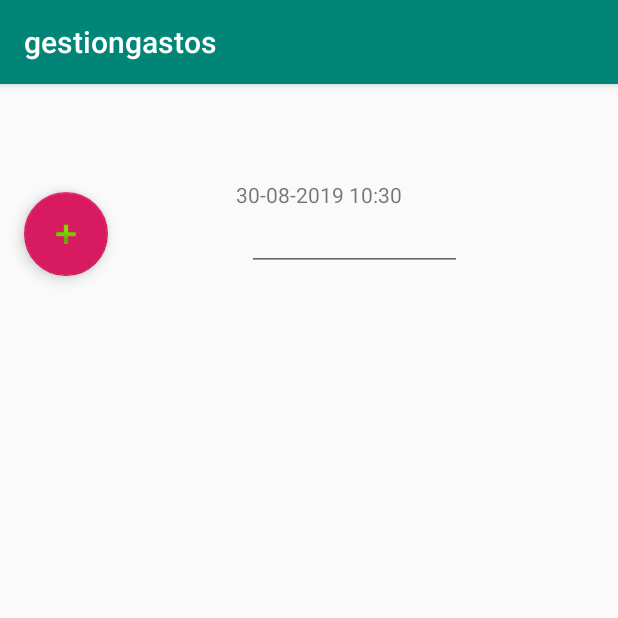
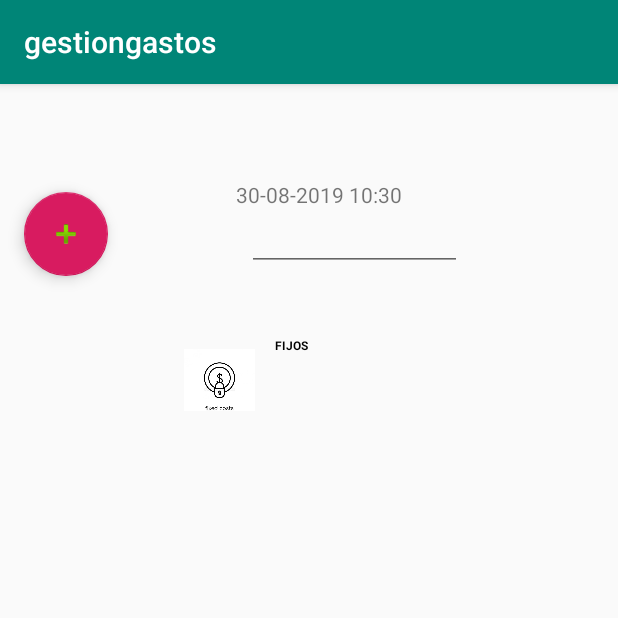
Before and after one commit to elespejodetarkovsky/gestiongastos, an Android app: the frmAltaGasto screen opened directly, with no data from a screen before it, on a phone screen of 412 x 824 dp, the top half of it. Run offline under Robolectric (Android 15) with nearby library versions, the phone set to English and light mode, and no system bars.

Commit message:
prueba con graficos

```diff
--- a/app/build.gradle
+++ b/app/build.gradle
@@ -27,5 +27,5 @@ dependencies {
     androidTestImplementation 'com.android.support.test.espresso:espresso-core:3.0.2'
     implementation 'com.android.support:design:28.0.0'
     implementation 'com.android.support:recyclerview-v7:28.0.0'
-
+    implementation 'com.github.PhilJay:MPAndroidChart:v3.1.0-alpha'
 }
--- a/app/src/main/java/com/sxtsoft/gestiongastos/Adapters/AdapterRVCategorias.java
+++ b/app/src/main/java/com/sxtsoft/gestiongastos/Adapters/AdapterRVCategorias.java
@@ -1,8 +1,10 @@
 package com.sxtsoft.gestiongastos.Adapters;
 
 import android.content.Context;
+import android.graphics.Color;
 import android.support.annotation.NonNull;
 import android.support.v7.widget.RecyclerView;
+import android.util.Log;
 import android.view.LayoutInflater;
 import android.view.MotionEvent;
 import android.view.View;
@@ -13,6 +15,8 @@ import android.widget.TextView;
 import com.sxtsoft.gestiongastos.R;
 import com.sxtsoft.gestiongastos.model.Categoria;
 
+import static android.R.color.holo_orange_light;
+
 public class AdapterRVCategorias extends RecyclerView.Adapter <AdapterRVCategorias.ViewHolder> {
 
 
@@ -22,14 +26,14 @@ public class AdapterRVCategorias extends RecyclerView.Adapter <AdapterRVCategori
     private LayoutInflater inflater;
     private OnCategoriasListener onCategoriasListener;
 
-    protected View.OnClickListener onClickListener;
-
 
     public AdapterRVCategorias(Context context, Categoria[] categorias, int[] iconos, OnCategoriasListener onCategoriasListener) {
         inflater = (LayoutInflater) context.getSystemService(Context.LAYOUT_INFLATER_SERVICE);
         this.categorias = categorias;
         this.iconos = iconos;
         this.onCategoriasListener = onCategoriasListener;
+
+        Log.d("**","CONSTRUCTOR ADAPTERCATEGORIA");
     }
 
 
@@ -43,6 +47,8 @@ public class AdapterRVCategorias extends RecyclerView.Adapter <AdapterRVCategori
 
         public ViewHolder(View view, OnCategoriasListener onCategoriasListener) {
             super(view);
+
+            Log.d("**","CONSTRUCTOR VIEWHOLDER");
 
             this.onCategoriasListener = onCategoriasListener;
 
@@ -65,7 +71,8 @@ public class AdapterRVCategorias extends RecyclerView.Adapter <AdapterRVCategori
     public AdapterRVCategorias.ViewHolder onCreateViewHolder(@NonNull ViewGroup viewGroup, int i) {
 
         View view = inflater.inflate(R.layout.row_categorias, null);
-        view.setOnClickListener(onClickListener); //con esto crearemos el evento click de cada item
+
+        Log.d("**","ESTAMOS EN ONCREATEVIEWHOLDER");
 
         ViewHolder vh = new ViewHolder(view, onCategoriasListener);
 
@@ -74,6 +81,8 @@ public class AdapterRVCategorias extends RecyclerView.Adapter <AdapterRVCategori
 
     @Override //aquí personalizamos el elemento en concreto
     public void onBindViewHolder(@NonNull ViewHolder viewHolder, int position) {
+
+        Log.d("**","ESTAMOS EN ONBINDVIEWHOLDER");
 
         int rowIndex;
         viewHolder.imgCategorias.setImageResource(iconos[position]);
@@ -92,8 +101,4 @@ public class AdapterRVCategorias extends RecyclerView.Adapter <AdapterRVCategori
         void OnCategoriaClick(int position);
     }
 
-    public void setOnItemClickListener(View.OnClickListener onClickListener) {
-        this.onClickListener = onClickListener;
-
-    }
 }
--- a/app/src/main/java/com/sxtsoft/gestiongastos/Adapters/AdapterRVTiposGastosSel.java
+++ b/app/src/main/java/com/sxtsoft/gestiongastos/Adapters/AdapterRVTiposGastosSel.java
@@ -4,6 +4,7 @@ import android.content.Context;
 import android.media.AudioTrack;
 import android.support.annotation.NonNull;
 import android.support.v7.widget.RecyclerView;
+import android.util.Log;
 import android.view.LayoutInflater;
 import android.view.View;
 import android.view.ViewGroup;
@@ -12,6 +13,7 @@ import android.widget.TextView;
 import com.sxtsoft.gestiongastos.R;
 import com.sxtsoft.gestiongastos.model.TipoGasto;
 
+import java.text.ParseException;
 import java.util.List;
 
 public class AdapterRVTiposGastosSel extends RecyclerView.Adapter<AdapterRVTiposGastosSel.ViewHolder> {
@@ -19,11 +21,13 @@ public class AdapterRVTiposGastosSel extends RecyclerView.Adapter<AdapterRVTipos
 
     private List<TipoGasto> tiposGastos;
     private LayoutInflater inflater;
+    private OnTipoGastoListener onTipoGastoListener;
 
-    public AdapterRVTiposGastosSel(Context context, List<TipoGasto> tiposGastos) {
+    public AdapterRVTiposGastosSel(Context context, List<TipoGasto> tiposGastos, OnTipoGastoListener onTipoGastoListener) {
 
-        inflater = (LayoutInflater) context.getSystemService(context.LAYOUT_INFLATER_SERVICE);
+        inflater = (LayoutInflater) context.getSystemService(Context.LAYOUT_INFLATER_SERVICE);
         this.tiposGastos = tiposGastos;
+        this.onTipoGastoListener = onTipoGastoListener;
 
     }
 
@@ -41,7 +45,7 @@ public class AdapterRVTiposGastosSel extends RecyclerView.Adapter<AdapterRVTipos
 
         View view = inflater.inflate(R.layout.row_tipos_gastos_sel, null);
 
-        return new ViewHolder(view);
+        return new ViewHolder(view, onTipoGastoListener);
     }
 
     @Override
@@ -54,15 +58,37 @@ public class AdapterRVTiposGastosSel extends RecyclerView.Adapter<AdapterRVTipos
         return tiposGastos.size();
     }
 
-    public class ViewHolder extends RecyclerView.ViewHolder {
+    public class ViewHolder extends RecyclerView.ViewHolder implements View.OnClickListener{
 
         public TextView nombreTipoGasto;
+        OnTipoGastoListener onTipoGastoListener;
 
-        public ViewHolder(@NonNull View itemView) {
+
+        public ViewHolder(@NonNull View itemView, OnTipoGastoListener onTipoGastoListener) {
             super(itemView);
+
+            this.onTipoGastoListener = onTipoGastoListener;
 
             nombreTipoGasto = (TextView) itemView.findViewById(R.id.txtTipoGastoSel);
 
+            itemView.setOnClickListener(this);
+
+        }
+
+        @Override
+        public void onClick(View view) {
+
+            //el try es porque manejo una fecha???
+            //preguntar
+
+            Log.d("**", "Estoy en el click");
+                onTipoGastoListener.OnTipoGastoClick(getAdapterPosition());
+
         }
     }
+
+    public interface OnTipoGastoListener{
+        void OnTipoGastoClick(int position);
+    }
+
 }
--- a/app/src/main/java/com/sxtsoft/gestiongastos/Adapters/AdapterRvHistoricosGastos.java
+++ b/app/src/main/java/com/sxtsoft/gestiongastos/Adapters/AdapterRvHistoricosGastos.java
@@ -71,4 +71,8 @@ public class AdapterRvHistoricosGastos extends RecyclerView.Adapter<AdapterRvHis
 
         }
     }
+
+    public void setGastos(List<Gasto> gastos){
+        this.gastos = gastos;
+    }
 }
--- a/app/src/main/java/com/sxtsoft/gestiongastos/Interfaces/TipoGastoServices.java
+++ b/app/src/main/java/com/sxtsoft/gestiongastos/Interfaces/TipoGastoServices.java
@@ -17,4 +17,6 @@ public interface TipoGastoServices extends CRUDServices<TipoGasto> {
 
     public List<TipoGasto> getTiposByCategoria(Categoria categoria);
 
+    public List<TipoGasto> setListaTipoGastos(List<TipoGasto> tipoGastos);
+
 }
--- a/app/src/main/java/com/sxtsoft/gestiongastos/Interfaces/impl/TipoGastoServicesImpl.java
+++ b/app/src/main/java/com/sxtsoft/gestiongastos/Interfaces/impl/TipoGastoServicesImpl.java
@@ -3,7 +3,7 @@ package com.sxtsoft.gestiongastos.Interfaces.impl;
 import android.content.Context;
 
 import com.sxtsoft.gestiongastos.Interfaces.TipoGastoServices;
-import com.sxtsoft.gestiongastos.database.DataBaseHelperTipoDato;
+import com.sxtsoft.gestiongastos.database.DataBaseHelperTipoGasto;
 import com.sxtsoft.gestiongastos.model.Categoria;
 import com.sxtsoft.gestiongastos.model.TipoGasto;
 
@@ -11,10 +11,10 @@ import java.util.List;
 
 public class TipoGastoServicesImpl implements TipoGastoServices {
 
-    private DataBaseHelperTipoDato dataBaseHelperTipoDato;
+    private DataBaseHelperTipoGasto dataBaseHelperTipoDato;
 
     public TipoGastoServicesImpl(Context context){
-        dataBaseHelperTipoDato = new DataBaseHelperTipoDato(context);
+        dataBaseHelperTipoDato = new DataBaseHelperTipoGasto(context);
     }
 
     @Override
@@ -25,6 +25,11 @@ public class TipoGastoServicesImpl implements TipoGastoServices {
     @Override
     public List<TipoGasto> getTiposByCategoria(Categoria categoria) {
         return dataBaseHelperTipoDato.getTipoGastoByCategoria(categoria);
+    }
+
+    @Override
+    public List<TipoGasto> setListaTipoGastos(List<TipoGasto> tipoGastos) {
+        return null;
     }
 
 
--- a/app/src/main/java/com/sxtsoft/gestiongastos/database/DataBaseHelperTipoDato.java
+++ b/app/src/main/java/com/sxtsoft/gestiongastos/database/DataBaseHelperTipoGasto.java
@@ -11,12 +11,12 @@ import com.sxtsoft.gestiongastos.model.TipoGasto;
 import java.util.ArrayList;
 import java.util.List;
 
-public class DataBaseHelperTipoDato {
+public class DataBaseHelperTipoGasto {
 
     private SQLiteDatabase db;
     private Context context;
 
-    public DataBaseHelperTipoDato(Context context){
+    public DataBaseHelperTipoGasto(Context context){
         db = DatabaseHelper.getInstance(context).getWritableDatabase();
     }
 
--- a/app/src/main/java/com/sxtsoft/gestiongastos/database/Utilidades.java
+++ b/app/src/main/java/com/sxtsoft/gestiongastos/database/Utilidades.java
@@ -39,10 +39,9 @@ public class Utilidades {
 
     public static final String GASTOS_COL_0 = "GASTO_ID";
     public static final String GASTOS_COL_1 = "IMPORTE";
-    public static final String GASTOS_COL_2 = "ID_USUARIO";
-    public static final String GASTOS_COL_3 = "ID_TIPOGASTO";
+    public static final String GASTOS_COL_2 = "USUARIO_ID";
+    public static final String GASTOS_COL_3 = "TIPOGASTO_ID";
     public static final String GASTOS_COL_4 = "FECHA";
-    public static final String GASTOS_COL_5 = "CATEGORIA";
 
 
     /*******************************************************
@@ -90,7 +89,6 @@ public class Utilidades {
                 .append(GASTOS_COL_2).append(" REAL NOT NULL, ")
                 .append(GASTOS_COL_3).append(" REAL NOT NULL UNIQUE, ")
                 .append(GASTOS_COL_4).append(" REAL NOT NULL, ")
-                .append(GASTOS_COL_5).append(" REAL, ")
                 .append("FOREIGN KEY (" + GASTOS_COL_2 + ") REFERENCES " + USUARIOS_TABLE +
                         " (" + USUARIOS_COL_0 + "),")
                 .append("FOREIGN KEY (" + GASTOS_COL_3 + ") REFERENCES " + TIPOGASTOS_TABLE +
--- a/app/src/main/java/com/sxtsoft/gestiongastos/frmAltaGasto.java
+++ b/app/src/main/java/com/sxtsoft/gestiongastos/frmAltaGasto.java
@@ -12,17 +12,23 @@ import android.widget.TextView;
 
 import com.sxtsoft.gestiongastos.Adapters.AdapterRVCategorias;
 import com.sxtsoft.gestiongastos.Adapters.AdapterRVTiposGastosSel;
+import com.sxtsoft.gestiongastos.Adapters.AdapterRVTiposGatos;
+import com.sxtsoft.gestiongastos.Adapters.AdapterRvHistoricosGastos;
 import com.sxtsoft.gestiongastos.Interfaces.impl.TipoGastoServicesImpl;
 import com.sxtsoft.gestiongastos.model.Categoria;
+import com.sxtsoft.gestiongastos.model.Gasto;
+import com.sxtsoft.gestiongastos.model.Gender;
 import com.sxtsoft.gestiongastos.model.TipoGasto;
+import com.sxtsoft.gestiongastos.model.Usuario;
 
 import java.text.DateFormat;
+import java.text.ParseException;
 import java.text.SimpleDateFormat;
 import java.util.ArrayList;
 import java.util.Date;
 import java.util.List;
 
-public class frmAltaGasto extends AppCompatActivity {
+public class frmAltaGasto extends AppCompatActivity implements AdapterRVCategorias.OnCategoriasListener, AdapterRVTiposGastosSel.OnTipoGastoListener {
 
     private static int[] iconos;
 
@@ -44,31 +50,103 @@ public class frmAltaGasto extends AppCompatActivity {
     private RecyclerView.LayoutManager layoutManagerTG;
     private RecyclerView.LayoutManager layoutManagerHistoricG;
 
-    private EditText importe;
+    private EditText mImporte;
     private TextView fecha;
     private List<TipoGasto> tiposGastos;
+    private List<Gasto> mGastos;
+
     //private Categoria categoriaSel;
     private FloatingActionButton addGasto;
+    private AdapterRVCategorias mAdapterRvCategorias;
+    private AdapterRVTiposGastosSel mAdapterRvTiposGastosSel;
+    private AdapterRvHistoricosGastos mAdapterRvHistoricosGastos;
 
-
+    private Categoria[] mCategorias;
+    private Usuario usuario;
 
     @Override
     protected void onCreate(Bundle savedInstanceState) {
         super.onCreate(savedInstanceState);
         setContentView(R.layout.activity_frm_alta_gasto);
 
-        final Categoria[] categorias = Categoria.values();
+        tipoGastoServicesImpl = new TipoGastoServicesImpl(this);
+        mCategorias = Categoria.values();
         tiposGastos = new ArrayList<TipoGasto>();
+        mGastos = new ArrayList<Gasto>();
+
+        //creo un usuario de mentira para probar
+        usuario = new Usuario("Sebas", "Turone","sebas", Gender.MASCULINO,"xxx", null);
+
+        buildRecyclersView();
+
+        //reconozco los objetos
+        mImporte = (EditText) findViewById(R.id.txtInImporte);
+        fecha = (TextView) findViewById(R.id.txtFecha);
+        addGasto = (FloatingActionButton) findViewById(R.id.btnAddGasto);
 
 
-        //reconozco los objetos
+        //coloco la fecha*********************************************************
+        Date date = new Date();
+        DateFormat dateFormat = new SimpleDateFormat("dd-MM-yyyy HH:mm");
+        String strDate = dateFormat.format(date);
+
+        fecha.setText(strDate);
+        //*************************************************************************
+
+
+    }
+
+    @Override
+    public void OnCategoriaClick(int position) {
+
+        //cargo los tipos de gastos en funcion de la categoria seleccionada
+        tiposGastos = tipoGastoServicesImpl.getTiposByCategoria(mCategorias[position]);
+
+        mAdapterRvTiposGastosSel.setTiposGastos(tiposGastos);
+
+        mAdapterRvTiposGastosSel.notifyDataSetChanged(); //actualizo la lista
+
+        Log.d("**", "click categoria" + tiposGastos.get(0).getNombre());
+
+    }
+
+    @Override
+    public void OnTipoGastoClick(int position) {
+        //obtendré la posición del item de tipo
+        //de gasto, que corresponderá a una categoria
+
+        Date date;
+
+        double importe = Double.parseDouble(mImporte.getText().toString());
+        TipoGasto tipoGasto = tiposGastos.get(position);
+
+
+        try{
+
+            DateFormat dateFormat = new SimpleDateFormat("dd-MM-yyyy HH:mm");
+            date = dateFormat.parse(fecha.getText().toString());
+
+        }
+        catch(Exception e){
+            Log.d("**", e.getMessage());
+            date = new Date();
+        }
+
+        Gasto gasto = new Gasto(importe, usuario, tipoGasto, date);
+
+        mGastos.add(0, gasto);
+
+        mAdapterRvHistoricosGastos.notifyItemInserted(0);
+
+        Log.d("**", String.valueOf(mGastos.get(0).getImporte()));
+        //mAdapterRvHistoricosGastos.notifyDataSetChanged();
+    }
+
+    private void buildRecyclersView(){
+
         rvCategorrias = (RecyclerView) findViewById(R.id.rvCategoriaGasto);
         rvTiposGastosSel = (RecyclerView) findViewById(R.id.rvTipoGastoSel);
         rvHistorialGastos = (RecyclerView) findViewById(R.id.rvHistorialGastos);
-        importe = (EditText) findViewById(R.id.txtInImporte);
-        fecha = (TextView) findViewById(R.id.txtFecha);
-        addGasto = (FloatingActionButton) findViewById(R.id.btnAddGasto);
-
 
         rvCategorrias.setHasFixedSize(true);
         rvTiposGastosSel.setHasFixedSize(true);
@@ -82,36 +160,16 @@ public class frmAltaGasto extends AppCompatActivity {
         rvTiposGastosSel.setLayoutManager(layoutManagerTG);
         rvHistorialGastos.setLayoutManager(layoutManagerHistoricG);
 
-        final AdapterRVCategorias adapterRVCategorias = new AdapterRVCategorias(this, Categoria.values(), iconos);
-
-        final AdapterRVTiposGastosSel adapterRVTiposGastosSel = new AdapterRVTiposGastosSel(this, tiposGastos);
-
-        rvCategorrias.setAdapter(adapterRVCategorias);
-        rvTiposGastosSel.setAdapter(adapterRVTiposGastosSel);
-
-        tipoGastoServicesImpl = new TipoGastoServicesImpl(this);
-
-        //coloco la fecha
-        Date date = new Date();
-        DateFormat dateFormat = new SimpleDateFormat("dd-MM-yyyy HH:mm");
-        String strDate = dateFormat.format(date);
-
-        fecha.setText(strDate);
+        mAdapterRvCategorias = new AdapterRVCategorias(this, Categoria.values(), iconos, this);
+        mAdapterRvTiposGastosSel = new AdapterRVTiposGastosSel(this, tiposGastos, this);
+        mAdapterRvHistoricosGastos = new AdapterRvHistoricosGastos(mGastos, this);
 
 
-        adapterRVCategorias.setOnItemClickListener(new View.OnClickListener() {
-            @Override
-            public void onClick(View view) {
-                int position = rvCategorrias.getChildAdapterPosition(view);
+        rvCategorrias.setAdapter(mAdapterRvCategorias);
+        rvTiposGastosSel.setAdapter(mAdapterRvTiposGastosSel);
+        rvHistorialGastos.setAdapter(mAdapterRvHistoricosGastos);
 
-                tiposGastos = tipoGastoServicesImpl.getTiposByCategoria(categorias[position]);
-                Log.d("**", tiposGastos.get(1).getNombre());
-
-                adapterRVTiposGastosSel.setTiposGastos(tiposGastos);
-                //rvTiposGastosSel.setAdapter(adapterRVTiposGastosSel);
-                adapterRVTiposGastosSel.notifyDataSetChanged();
-            }
-        });
 
     }
+
 }
--- a/app/src/main/res/layout/activity_frm_alta_gasto.xml
+++ b/app/src/main/res/layout/activity_frm_alta_gasto.xml
@@ -25,7 +25,7 @@
         android:layout_width="wrap_content"
         android:layout_height="wrap_content"
         android:orientation="horizontal"
-        app:layout_constraintGuide_begin="348dp" />
+        app:layout_constraintGuide_begin="279dp" />
 
     <android.support.design.widget.FloatingActionButton
         android:id="@+id/btnAddGasto"
@@ -71,11 +71,13 @@
         android:layout_height="39dp"
         android:layout_marginEnd="56dp"
         android:layout_marginRight="56dp"
-        android:layout_marginBottom="28dp"
+        android:layout_marginBottom="8dp"
         app:layout_constraintBottom_toTopOf="@+id/guideline22"
         app:layout_constraintEnd_toEndOf="parent"
-        app:layout_constraintHorizontal_bias="0.58"
-        app:layout_constraintStart_toStartOf="parent" />
+        app:layout_constraintHorizontal_bias="0.633"
+        app:layout_constraintStart_toStartOf="parent"
+        app:layout_constraintTop_toBottomOf="@+id/rvCategoriaGasto"
+        app:layout_constraintVertical_bias="1.0" />
 
     <android.support.v7.widget.RecyclerView
         android:id="@+id/rvHistorialGastos"
@@ -89,8 +91,10 @@
         android:layout_marginBottom="8dp"
         app:layout_constraintBottom_toTopOf="@+id/guideline20"
         app:layout_constraintEnd_toEndOf="parent"
+        app:layout_constraintHorizontal_bias="0.493"
         app:layout_constraintStart_toStartOf="parent"
-        app:layout_constraintTop_toTopOf="@+id/guideline22" />
+        app:layout_constraintTop_toTopOf="@+id/guideline22"
+        app:layout_constraintVertical_bias="0.133" />
 
     <android.support.constraint.Guideline
         android:id="@+id/guideline24"
@@ -127,15 +131,12 @@
         android:id="@+id/rvCategoriaGasto"
         android:layout_width="224dp"
         android:layout_height="65dp"
-        android:layout_marginTop="8dp"
+        android:layout_marginTop="4dp"
         android:layout_marginEnd="56dp"
         android:layout_marginRight="56dp"
-        android:layout_marginBottom="36dp"
-        app:layout_constraintBottom_toTopOf="@+id/rvTipoGastoSel"
         app:layout_constraintEnd_toEndOf="parent"
-        app:layout_constraintHorizontal_bias="0.748"
+        app:layout_constraintHorizontal_bias="0.709"
         app:layout_constraintStart_toStartOf="parent"
-        app:layout_constraintTop_toTopOf="@+id/guideline24"
-        app:layout_constraintVertical_bias="0.0" />
+        app:layout_constraintTop_toTopOf="@+id/guideline24" />
 
 </android.support.constraint.ConstraintLayout>
--- a/app/src/main/res/layout/row_tipos_gastos_sel.xml
+++ b/app/src/main/res/layout/row_tipos_gastos_sel.xml
@@ -15,7 +15,7 @@
     <TextView
         android:id="@+id/txtTipoGastoSel"
         android:layout_width="wrap_content"
-        android:layout_height="14dp"
+        android:layout_height="wrap_content"
         android:layout_marginStart="24dp"
         android:layout_marginLeft="24dp"
         android:layout_marginEnd="24dp"
--- a/build.gradle
+++ b/build.gradle
@@ -18,6 +18,7 @@ allprojects {
     repositories {
         google()
         jcenter()
+        maven { url 'https://jitpack.io' }
 
     }
 }
```
Also changed, not shown: app/src/main/AndroidManifest.xml (+5 -4 lines), app/src/main/java/com/sxtsoft/gestiongastos/database/DataBaseHelperGasto.java (added, +58 -0 lines), app/src/main/java/com/sxtsoft/gestiongastos/frmAltaTipoGasto.java (+49 -69 lines), app/src/main/java/com/sxtsoft/gestiongastos/frmGraph.java (added, +110 -0 lines), app/src/main/java/com/sxtsoft/gestiongastos/model/Gasto.java (+3 -12 lines), app/src/main/res/layout/activity_frm_graph.xml (added, +21 -0 lines), 1 other file.
